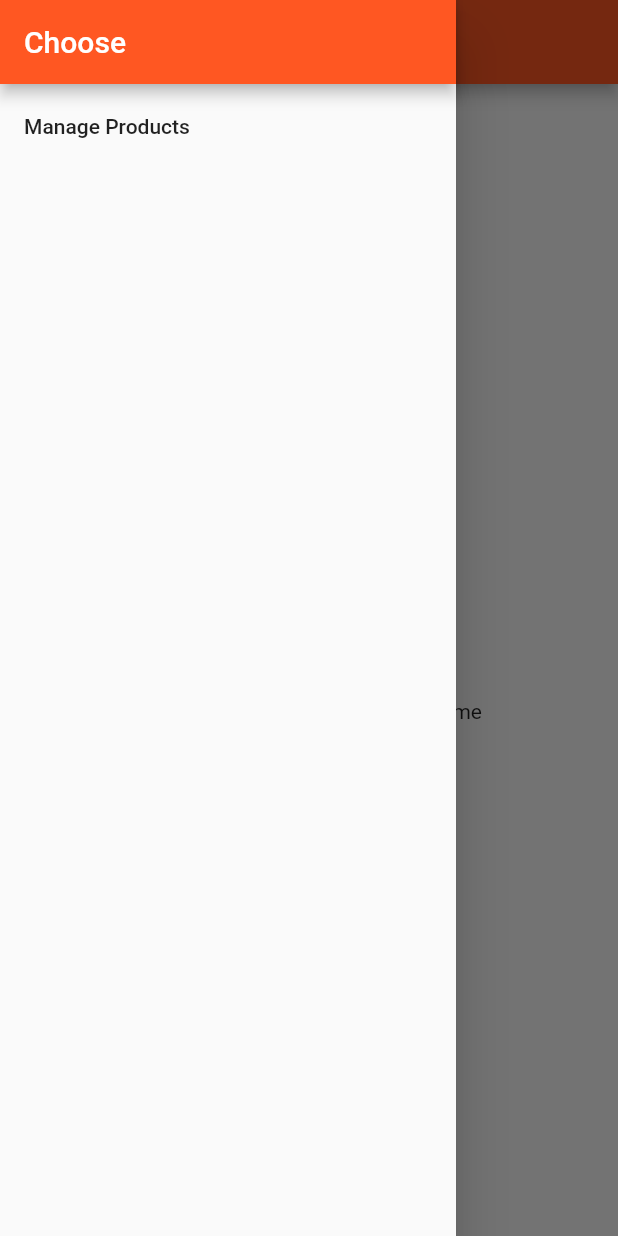
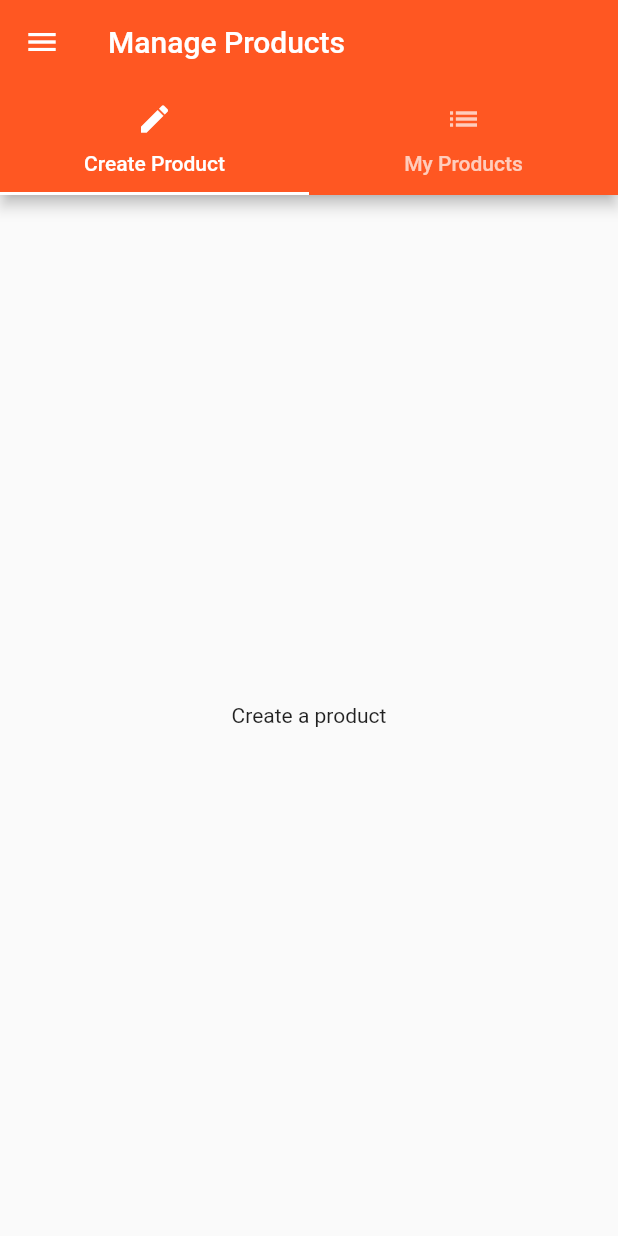
Before and after one commit to BNorelden/flutter_course, a Flutter app: the ProductsPage screen opened directly, in the side drawer, after a tap on "Manage Products", on a phone screen of 412 x 824 dp. Run offline on Flutter 3.47's test engine with Material 2 defaults, Android fonts, the phone set to English and light mode, and no system bars.

Commit message:
- more logic added and tabs as well. - made most Text as const to improve performance according to dart - products_admin includes the tabs - tabs have new pages product_create(new prods) product_list(show all apps)

```diff
--- a/lib/pages/auth.dart
+++ b/lib/pages/auth.dart
@@ -1,17 +1,16 @@
 import 'package:flutter/material.dart';
-import './products.dart';
+import 'products.dart';
 
 class AuthPage extends StatelessWidget {
   @override
   Widget build(BuildContext context) {
-    // TODO: implement build
     return Scaffold(
       appBar: AppBar(
         title: const Text('Please Login'),
       ),
       body: Center(
         child: ElevatedButton(
-          child: Text('LOGIN'),
+          child: const Text('LOGIN'),
           onPressed: () => {
             Navigator.pushReplacement(
               context,
--- /dev/null
+++ b/lib/pages/product_create.dart
@@ -0,0 +1,10 @@
+import 'package:flutter/material.dart';
+
+class ProductCreatePage extends StatelessWidget {
+  @override
+  Widget build(BuildContext context) {
+    return const Center(
+      child: Text('Create a product'),
+    );
+  }
+}
--- a/lib/pages/products.dart
+++ b/lib/pages/products.dart
@@ -1,4 +1,5 @@
 import 'package:flutter/material.dart';
+import 'package:flutter_course_/pages/products_admin.dart';
 
 import '../products_manager.dart';
 
@@ -10,11 +11,16 @@
         child: Column(children: <Widget>[
           AppBar(
             automaticallyImplyLeading: false,
-            title: Text('Choose'),
+            title: const Text('Choose'),
           ),
           ListTile(
-            title: Text('Manage Products'),
-            onTap: () {},
+            title: const Text('Manage Products'),
+            onTap: () {
+              Navigator.push(
+                  context,
+                  MaterialPageRoute(
+                      builder: (BuildContext context) => ProductsAdminPage()));
+            },
           )
         ]),
       ),
--- /dev/null
+++ b/lib/pages/products_admin.dart
@@ -0,0 +1,49 @@
+import 'package:flutter/material.dart';
+import 'package:flutter_course_/pages/product_create.dart';
+import 'package:flutter_course_/pages/product_list.dart';
+
+import 'products.dart';
+
+class ProductsAdminPage extends StatelessWidget {
+  @override
+  Widget build(BuildContext context) {
+    return DefaultTabController(
+      length: 2,
+      child: Scaffold(
+        drawer: Drawer(
+          child: Column(children: <Widget>[
+            AppBar(
+              automaticallyImplyLeading: false,
+              title: const Text('Choose'),
+            ),
+            ListTile(
+              title: const Text('All Products'),
+              onTap: () {
+                Navigator.push(
+                    context,
+                    MaterialPageRoute(
+                        builder: (BuildContext context) => ProductsPage()));
+              },
+            )
+          ]),
+        ),
+        appBar: AppBar(
+          title: const Text('Manage Products'),
+          bottom: const TabBar(tabs: <Widget>[
+            Tab(
+              icon: Icon(Icons.create),
+              text: 'Create Product',
+            ),
+            Tab(
+              icon: Icon(Icons.list),
+              text: 'My Products',
+            ),
+          ]),
+        ),
+        body: TabBarView(
+          children: <Widget>[ProductCreatePage(), ProductListPage()],
+        ),
+      ),
+    );
+  }
+}
--- a/lib/products.dart
+++ b/lib/products.dart
@@ -21,7 +21,7 @@
         ),
         ButtonBar(alignment: MainAxisAlignment.center, children: <Widget>[
           ElevatedButton(
-            child: Text('Details'),
+            child: const Text('Details'),
             onPressed: () => Navigator.push<bool>(
               context,
               MaterialPageRoute(
```
Also changed, not shown: lib/pages/product.dart (+3 -5 lines), lib/pages/product_list.dart (added, +10 -0 lines).
